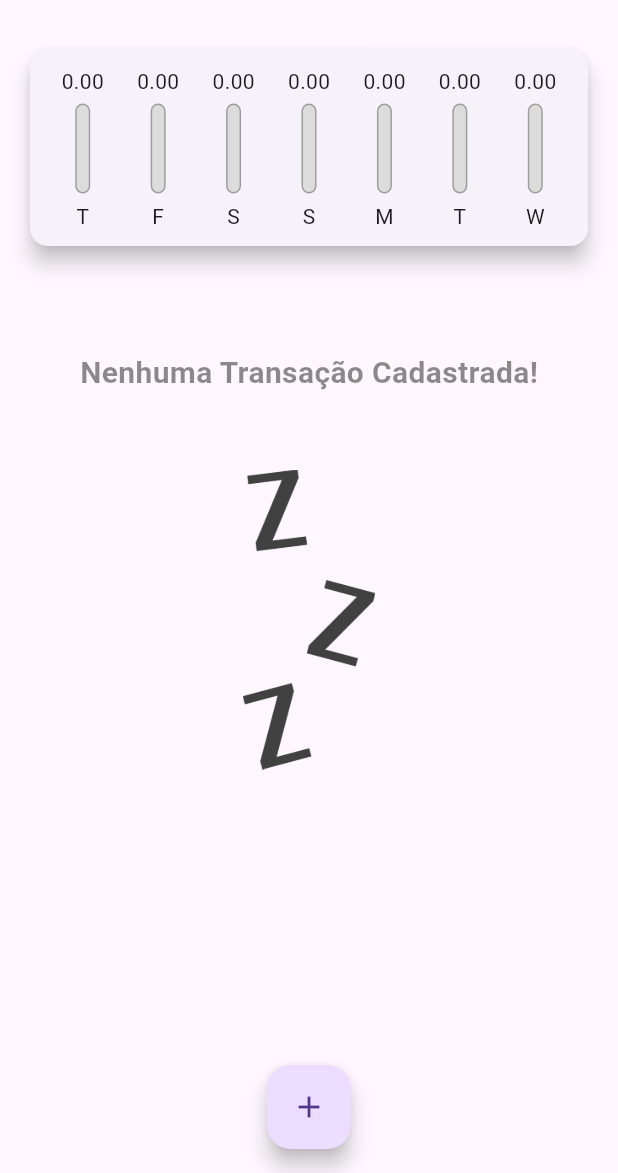
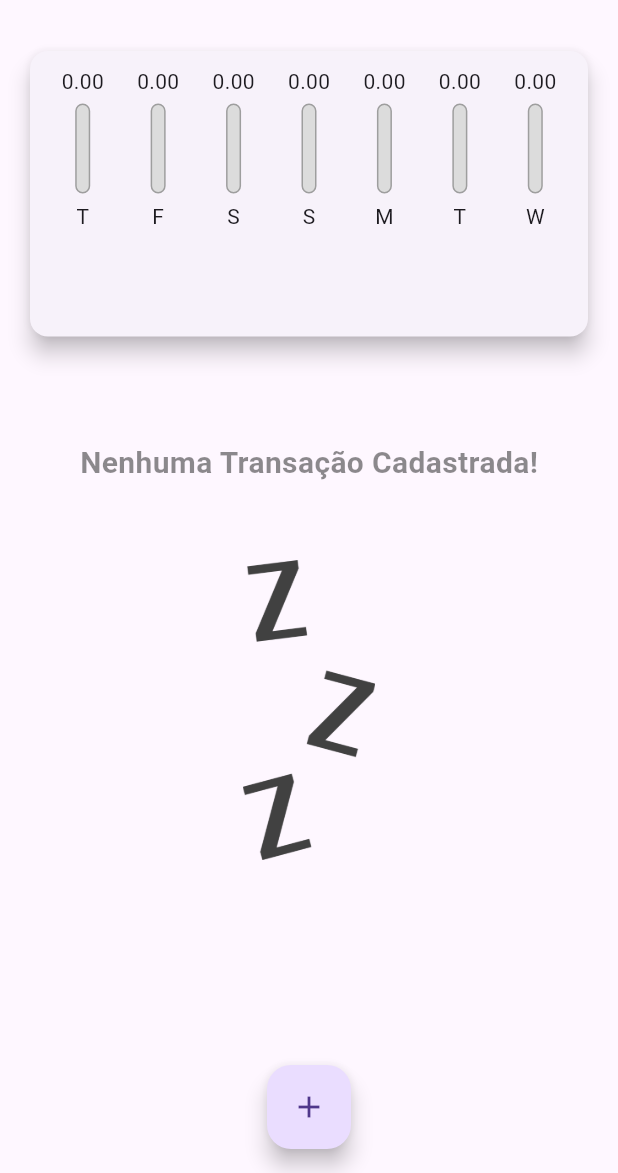
Before and after one commit to Thejuniordev/expenses, a Flutter app: the screen it shows after launch, on a phone screen of 412 x 824 dp, the part 63-1236 px from its top. Run offline on Flutter 3.47's test engine with Material 3 defaults, Android fonts, the phone set to English and light mode, and no system bars.

Commit message:
Add media query

```diff
--- a/lib/components/transaction_list.dart
+++ b/lib/components/transaction_list.dart
@@ -13,9 +13,7 @@ class TransactionList extends StatelessWidget {
 
   @override
   Widget build(BuildContext context) {
-    return Container(
-      height: 630,
-      child: transactions.isEmpty
+    return transactions.isEmpty
         ? Column(
             children: [
               const SizedBox(
@@ -77,7 +75,6 @@ class TransactionList extends StatelessWidget {
                 ),
               );
             },
-            ),
           );
   }
 }
--- a/lib/main.dart
+++ b/lib/main.dart
@@ -75,8 +75,7 @@ class _MyHomePageState extends State<MyHomePage> {
 
   @override
   Widget build(BuildContext context) {
-    return Scaffold(
-      appBar: AppBar(
+    final appBar = AppBar(
       title: const Text('Despesas Pessoais'),
       actions: [
         IconButton(
@@ -84,14 +83,26 @@ class _MyHomePageState extends State<MyHomePage> {
           icon: const Icon(Icons.add),
         )
       ],
-      ),
+    );
+    final availableHeight = MediaQuery.of(context).size.height -
+        appBar.preferredSize.height -
+        MediaQuery.of(context).padding.top;
+
+    return Scaffold(
+      appBar: appBar,
       body: SingleChildScrollView(
         child: Column(
           crossAxisAlignment: CrossAxisAlignment.stretch,
           children: <Widget>[
-            Chart(recentTransactions: _recentTransactions),
-            TransactionList(
+            Container(
+              height: availableHeight * 0.3,
+              child: Chart(recentTransactions: _recentTransactions),
+            ),
+            Container(
+              height: availableHeight * 0.7,
+              child: TransactionList(
                   transactions: _transactions, onDelete: _deleteTransaction),
+            ),
           ],
         ),
       ),
```
Lines whose indentation alone changed are shown as unchanged.
